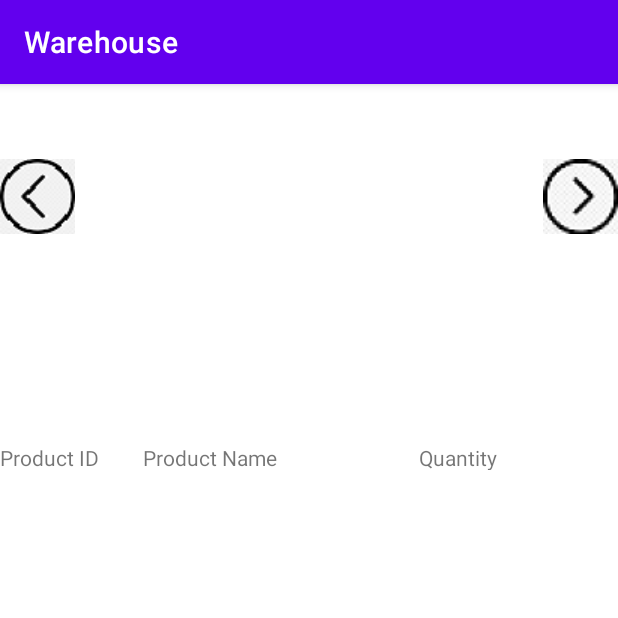
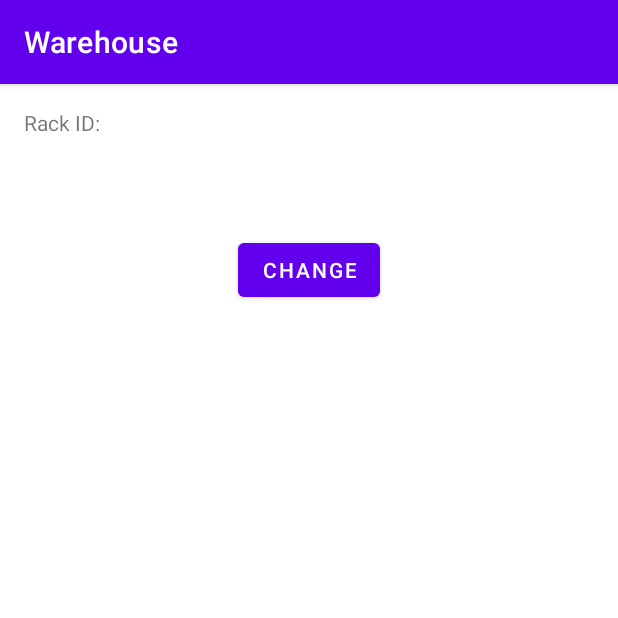
Before and after one commit to MingYeu/Mobile-Assignment, an Android app: the InventoryReport screen opened directly, with no data from a screen before it, on a phone screen of 412 x 824 dp, the top half of it. Run offline under Robolectric (Android 15) with nearby library versions, the phone set to English and light mode, and no system bars; our stand-ins replace Firebase (no records; nobody signed in at launch, a user with empty details on screens opened directly); libraries missing offline, so code that uses them is left out: com.google.zxing.integration; 1 statement that could not run was skipped.

Commit message:
add recycle view

```diff
--- a/app/src/main/java/com/example/warehouse/HistoryReport.kt
+++ b/app/src/main/java/com/example/warehouse/HistoryReport.kt
@@ -115,13 +115,13 @@ class HistoryReport() : AppCompatActivity(){
                 }
                 val tvDateData: TextView = findViewById(R.id.tvDateData)
                 tvDateData.setText(sbDate)
-                val tvProductIdHisData: TextView = findViewById(R.id.tvProductIdHisData)
+                val tvProductIdHisData: TextView = findViewById(R.id.tvProdId)
                 tvProductIdHisData.setText(sbId)
-                val tvProductNameHisData: TextView = findViewById(R.id.tvProductNameHisData)
+                val tvProductNameHisData: TextView = findViewById(R.id.tvProdName)
                 tvProductNameHisData.setText(sbName)
                 val tvActionData: TextView = findViewById(R.id.tvActionData)
                 tvActionData.setText(sbAction)
-                val tvHisQtyData: TextView = findViewById(R.id.tvHisQtyData)
+                val tvHisQtyData: TextView = findViewById(R.id.tvProdQty)
                 tvHisQtyData.setText(sbQty)
 
 
--- /dev/null
+++ b/app/src/main/java/com/example/warehouse/InvFragmentAdapter.kt
@@ -0,0 +1,20 @@
+package com.example.warehouse
+
+import android.os.Bundle
+import androidx.appcompat.app.AppCompatActivity
+import androidx.fragment.app.Fragment
+import androidx.fragment.app.FragmentManager
+import androidx.lifecycle.Lifecycle
+import androidx.viewpager2.adapter.FragmentStateAdapter
+import androidx.viewpager2.widget.ViewPager2
+
+class InvFragmentAdapter (fragmentManager: FragmentManager, lifecycle: Lifecycle, val rack:String):
+    FragmentStateAdapter(fragmentManager,lifecycle) {
+    override fun getItemCount(): Int {
+        return 1
+    }
+
+    override fun createFragment(position: Int): Fragment {
+        return InventoryFragment(rack)
+    }
+}
--- /dev/null
+++ b/app/src/main/java/com/example/warehouse/Inventory.kt
@@ -0,0 +1,4 @@
+package com.example.warehouse
+
+class Inventory(val StockId: String, val name:String, val quantity:String) {
+}
--- /dev/null
+++ b/app/src/main/java/com/example/warehouse/InventoryFragment.kt
@@ -0,0 +1,84 @@
+package com.example.warehouse
+
+import android.graphics.BitmapFactory
+import android.os.Bundle
+import android.util.Base64
+import androidx.fragment.app.Fragment
+import android.view.LayoutInflater
+import android.view.View
+import android.view.ViewGroup
+import android.widget.Toast
+import androidx.recyclerview.widget.LinearLayoutManager
+import androidx.recyclerview.widget.RecyclerView
+import com.google.firebase.database.DataSnapshot
+import com.google.firebase.database.DatabaseError
+import com.google.firebase.database.FirebaseDatabase
+import com.google.firebase.database.ValueEventListener
+
+// TODO: Rename parameter arguments, choose names that match
+// the fragment initialization parameters, e.g. ARG_ITEM_NUMBER
+private const val ARG_PARAM1 = "param1"
+private const val ARG_PARAM2 = "param2"
+
+/**
+ * A simple [Fragment] subclass.
+ * Use the [InventoryFragment.newInstance] factory method to
+ * create an instance of this fragment.
+ */
+class InventoryFragment(val rack:String) : Fragment() {
+    private var layoutManager: RecyclerView.LayoutManager? = null
+    private var adapter: RecyclerView.Adapter<InventoryAdapter.ViewHolder>? = null
+
+    override fun onCreateView(inflater: LayoutInflater, container: ViewGroup?,
+                              savedInstanceState: Bundle?): View? {
+        // Inflate the layout for this fragment
+        return inflater.inflate(R.layout.fragment_inventory, container, false)
+    }
+
+    override fun onViewCreated(view: View, savedInstanceState: Bundle?) {
+        super.onViewCreated(view, savedInstanceState)
+
+        // postToList()
+        //val rvMap: RecyclerView = view.findViewById(R.id.rv_map)
+
+
+        var items = ArrayList<Inventory>()
+        val database = FirebaseDatabase.getInstance()
+        val myRef = database.getReference("Stock")
+        val InvList: RecyclerView = view.findViewById(R.id.InvList)
+
+        var prodName:String="Name"
+        var prodQuantity:String="Qty"
+        var prodID :String="Id"
+
+        var getData = object : ValueEventListener {
+            override fun onDataChange(snapshot: DataSnapshot) {
+                for (c in snapshot.children) {
+                    if (c.child("rack").getValue().toString().equals(rack)) {
+                        prodName = c.child("name").getValue().toString()
+                        prodQuantity = c.child("quantity").getValue().toString()
+                        prodID = c.child("stockId").getValue().toString()
+
+
+                    }
+                    items.add(Inventory(prodID, prodName, prodQuantity))
+
+                }
+                InvList.adapter = InventoryAdapter(items, this@InventoryFragment.requireContext())
+                InvList.layoutManager = LinearLayoutManager(activity)
+                InvList.setHasFixedSize(true)
+
+            }
+
+            override fun onCancelled(error: DatabaseError) {
+                Toast.makeText(
+                    activity,
+                    "An error has occurred",
+                    Toast.LENGTH_SHORT
+                ).show()
+            }
+
+        }
+        myRef.addValueEventListener(getData)
+    }
+}
--- a/app/src/main/java/com/example/warehouse/InventoryReport.kt
+++ b/app/src/main/java/com/example/warehouse/InventoryReport.kt
@@ -3,12 +3,15 @@ package com.example.warehouse
 import android.content.Intent
 import androidx.appcompat.app.AppCompatActivity
 import android.os.Bundle
+import android.widget.Button
 import android.widget.ImageButton
 import android.widget.TextView
+import androidx.viewpager2.widget.ViewPager2
 import com.google.firebase.database.DataSnapshot
 import com.google.firebase.database.DatabaseError
 import com.google.firebase.database.FirebaseDatabase
 import com.google.firebase.database.ValueEventListener
+import com.google.zxing.integration.android.IntentIntegrator
 
 class InventoryReport : AppCompatActivity() {
     lateinit var totalQuantity: String
@@ -23,6 +26,11 @@ class InventoryReport : AppCompatActivity() {
         val tvRackId: TextView = findViewById(R.id.tvRackId)
         tvRackId.setText(rack)
 
+        val changeRack = findViewById<Button>(R.id.btnRack)
+        changeRack.setOnClickListener(){
+            val intent = Intent(this, RackInReport::class.java)
+            startActivity(intent)
+        }
 
         var getData = object : ValueEventListener {
             override fun onCancelled(p0: DatabaseError) {
@@ -40,6 +48,8 @@ class InventoryReport : AppCompatActivity() {
         }
 
 
+
+/*
         var getStockData = object : ValueEventListener {
             override fun onCancelled(p0: DatabaseError) {
 
@@ -75,12 +85,16 @@ class InventoryReport : AppCompatActivity() {
 
 
         }
+*/
 
 
         refInventory.addValueEventListener(getData)
         refInventory.addListenerForSingleValueEvent(getData)
-        refStock.addValueEventListener(getStockData)
-        refStock.addListenerForSingleValueEvent(getStockData)
+//        refStock.addValueEventListener(getStockData)
+//        refStock.addListenerForSingleValueEvent(getStockData)
+        val viewpager2 = findViewById<ViewPager2>(R.id.vpInventory)
+        val adapter = InvFragmentAdapter (supportFragmentManager,lifecycle,rack)
 
+        viewpager2.adapter=adapter
     }
 }
--- a/app/src/main/java/com/example/warehouse/Search.kt
+++ b/app/src/main/java/com/example/warehouse/Search.kt
@@ -6,6 +6,7 @@ import android.os.Bundle
 import android.widget.Button
 import android.widget.ImageButton
 import androidx.appcompat.app.AppCompatActivity
+import androidx.fragment.app.Fragment
 import java.util.*
 
 class Search : AppCompatActivity(){
@@ -26,6 +27,11 @@ class Search : AppCompatActivity(){
             startActivity(intent)
         }
 
+        val btn_search_all = findViewById<ImageButton>(R.id.btn_search_all)
+        btn_search_all.setOnClickListener(){
+            val intent = Intent(this, SearchAll::class.java)
+            startActivity(intent)
 
+        }
     }
 }
--- a/app/src/main/res/layout/activity_history_report.xml
+++ b/app/src/main/res/layout/activity_history_report.xml
@@ -69,13 +69,13 @@
             android:textAlignment="textStart" />
 
         <TextView
-            android:id="@+id/tvProductIdHisData"
+            android:id="@+id/tvProdId"
             android:layout_width="76dp"
             android:layout_height="match_parent"
             android:textAlignment="textStart" />
 
         <TextView
-            android:id="@+id/tvProductNameHisData"
+            android:id="@+id/tvProdName"
             android:layout_width="95dp"
             android:layout_height="match_parent"
             android:textAlignment="textStart" />
@@ -87,7 +87,7 @@
             android:textAlignment="textStart" />
 
         <TextView
-            android:id="@+id/tvHisQtyData"
+            android:id="@+id/tvProdQty"
             android:layout_width="86dp"
             android:layout_height="match_parent"
             android:textAlignment="textStart" />
--- a/app/src/main/res/layout/activity_inventory_report.xml
+++ b/app/src/main/res/layout/activity_inventory_report.xml
@@ -9,45 +9,8 @@
     tools:context=".InventoryReport"
     >
 
-    <ImageButton
-        android:id="@+id/imgBtnLeft"
-        android:layout_width="50dp"
-        android:layout_height="50dp"
-        android:contentDescription="@string/imgleft"
-        android:src="@drawable/left_arrow"
-        app:layout_constraintStart_toStartOf="parent"
-        app:layout_constraintTop_toTopOf="@+id/tvRackId" />
 
-    <ImageButton
-        android:id="@+id/imgBtnRight"
-        android:layout_width="50dp"
-        android:layout_height="50dp"
-        android:contentDescription="@string/imgright"
-        android:src="@drawable/right_arrow"
-        app:layout_constraintEnd_toEndOf="parent"
-        app:layout_constraintTop_toTopOf="@+id/tvRackId" />
-
-    <TextView
-        android:id="@+id/tvRackId"
-        android:layout_width="wrap_content"
-        android:layout_height="wrap_content"
-        android:textSize="36sp"
-        app:layout_constraintBottom_toTopOf="@+id/tvTotalQty"
-        app:layout_constraintEnd_toEndOf="parent"
-        app:layout_constraintStart_toStartOf="parent"
-        app:layout_constraintTop_toBottomOf="@+id/tableLayout" />
-
-
-    <TextView
-        android:id="@+id/tvTotalQty"
-        android:layout_width="wrap_content"
-        android:layout_height="wrap_content"
-        android:layout_marginTop="148dp"
-        app:layout_constraintEnd_toEndOf="parent"
-        app:layout_constraintHorizontal_bias="0.046"
-        app:layout_constraintStart_toStartOf="parent"
-        app:layout_constraintTop_toBottomOf="@+id/tableLayout" />
-
+    <!--
     <TableLayout
         android:id="@+id/tableLayout"
         android:layout_width="match_parent"
@@ -65,7 +28,7 @@
     <TableRow
         android:id="@+id/tableRow"
         android:layout_width="match_parent"
-        android:layout_height="18dp"
+        android:layout_height="wrap_content"
         android:layout_marginTop="72dp"
         app:layout_constraintEnd_toEndOf="parent"
         app:layout_constraintStart_toStartOf="parent"
@@ -73,25 +36,28 @@
 
         <TextView
             android:id="@+id/tvProductId"
-            android:layout_width="95dp"
-            android:layout_height="30dp"
+            android:layout_width="115dp"
+            android:layout_height="match_parent"
             android:text="@string/product_id"
+            android:textSize="18sp"
             tools:layout_editor_absoluteX="181dp"
             tools:layout_editor_absoluteY="106dp" />
 
         <TextView
             android:id="@+id/tvProductName"
-            android:layout_width="184dp"
+            android:layout_width="170dp"
             android:layout_height="match_parent"
             android:text="@string/product_name"
+            android:textSize="18sp"
             tools:layout_editor_absoluteX="181dp"
             tools:layout_editor_absoluteY="106dp" />
 
         <TextView
             android:id="@+id/tvInvQty"
             android:layout_width="130dp"
-            android:layout_height="match_parent"
+            android:layout_height="wrap_content"
             android:text="@string/quantity"
+            android:textSize="18sp"
             tools:layout_editor_absoluteX="181dp"
             tools:layout_editor_absoluteY="106dp" />
 
@@ -100,24 +66,26 @@
     <TableRow
         android:id="@+id/tableRow2"
         android:layout_width="match_parent"
-        android:layout_height="54dp"
+        android:layout_height="wrap_content"
         app:layout_constraintEnd_toEndOf="parent"
         app:layout_constraintStart_toStartOf="parent"
         app:layout_constraintTop_toBottomOf="@id/tableRow">
 
         <TextView
             android:id="@+id/tvProductIdData"
-            android:layout_width="98dp"
-            android:layout_height="wrap_content"
+            android:layout_width="115dp"
+            android:layout_height="match_parent"
             android:textAlignment="textStart"
+            android:textSize="18sp"
             tools:layout_editor_absoluteX="61dp"
             tools:layout_editor_absoluteY="316dp" />
 
         <TextView
             android:id="@+id/tvProductNameData"
-            android:layout_width="185dp"
-            android:layout_height="wrap_content"
+            android:layout_width="172dp"
+            android:layout_height="match_parent"
             android:textAlignment="textStart"
+            android:textSize="18sp"
             tools:layout_editor_absoluteX="155dp"
             tools:layout_editor_absoluteY="308dp" />
 
@@ -126,9 +94,61 @@
             android:layout_width="130dp"
             android:layout_height="wrap_content"
             android:textAlignment="textStart"
+            android:textSize="18sp"
             tools:layout_editor_absoluteX="305dp"
             tools:layout_editor_absoluteY="324dp" />
 
     </TableRow>
+-->
+
+    <TextView
+        android:id="@+id/tvRackId"
+        android:layout_width="wrap_content"
+        android:layout_height="wrap_content"
+        android:layout_marginTop="8dp"
+        android:textSize="36sp"
+        app:layout_constraintEnd_toEndOf="parent"
+        app:layout_constraintHorizontal_bias="0.498"
+        app:layout_constraintStart_toStartOf="parent"
+        app:layout_constraintTop_toBottomOf="@+id/tvRack" />
+
+    <TextView
+        android:id="@+id/tvTotalQty"
+        android:layout_width="wrap_content"
+        android:layout_height="0dp"
+        android:layout_marginStart="16dp"
+        android:layout_marginTop="16dp"
+        app:layout_constraintStart_toStartOf="parent"
+        app:layout_constraintTop_toBottomOf="@+id/btnRack" />
+
+    <Button
+        android:id="@+id/btnRack"
+        android:layout_width="wrap_content"
+        android:layout_height="wrap_content"
+        android:layout_marginTop="8dp"
+        android:text="@string/change"
+        app:layout_constraintEnd_toEndOf="parent"
+        app:layout_constraintStart_toStartOf="parent"
+        app:layout_constraintTop_toBottomOf="@+id/tvRackId" />
+
+    <TextView
+        android:id="@+id/tvRack"
+        android:layout_width="wrap_content"
+        android:layout_height="wrap_content"
+        android:layout_marginStart="16dp"
+        android:layout_marginTop="16dp"
+        android:text="Rack ID:"
+        app:layout_constraintStart_toStartOf="parent"
+        app:layout_constraintTop_toTopOf="parent" />
+
+    <androidx.viewpager2.widget.ViewPager2
+        android:id="@+id/vpInventory"
+        android:layout_width="match_parent"
+        android:layout_height="match_parent"
+        android:layout_marginTop="244dp"
+        app:layout_constraintEnd_toEndOf="parent"
+        app:layout_constraintHorizontal_bias="1.0"
+        app:layout_constraintStart_toStartOf="parent"
+        app:layout_constraintTop_toBottomOf="@+id/tvTotalQty" />
 
 </androidx.constraintlayout.widget.ConstraintLayout>
--- /dev/null
+++ b/app/src/main/res/layout/fragment_inventory.xml
@@ -0,0 +1,23 @@
+<?xml version="1.0" encoding="utf-8"?>
+<FrameLayout xmlns:android="http://schemas.android.com/apk/res/android"
+    xmlns:app="http://schemas.android.com/apk/res-auto"
+    xmlns:tools="http://schemas.android.com/tools"
+    android:layout_width="match_parent"
+    android:layout_height="match_parent"
+    tools:context=".InventoryFragment">
+
+    <androidx.constraintlayout.widget.ConstraintLayout
+        android:layout_width="match_parent"
+        android:layout_height="match_parent">
+
+        <androidx.recyclerview.widget.RecyclerView
+            android:id="@+id/InvList"
+            android:layout_width="match_parent"
+            android:layout_height="match_parent"
+            app:layout_constraintBottom_toBottomOf="parent"
+            app:layout_constraintEnd_toEndOf="parent"
+            app:layout_constraintStart_toStartOf="parent"
+            app:layout_constraintTop_toTopOf="parent" />
+    </androidx.constraintlayout.widget.ConstraintLayout>
+
+</FrameLayout>
--- a/app/src/main/res/values/strings.xml
+++ b/app/src/main/res/values/strings.xml
@@ -76,4 +76,6 @@
     <string name="rack_id">Rack Id</string>
     <string name="price">RM %s</string>
     <string name="change_date">change_date</string>
+    <string name="product_logo">product logo</string>
+    <string name="change">Change</string>
 </resources>
```
Also changed, not shown: app/src/main/AndroidManifest.xml (+15 -3 lines), app/src/main/java/com/example/warehouse/InventoryAdapter.kt (added, +40 -0 lines), app/src/main/java/com/example/warehouse/ProdFragementAdapter.kt (added, +17 -0 lines), app/src/main/java/com/example/warehouse/SearchAll.kt (added, +16 -0 lines), app/src/main/java/com/example/warehouse/SearchAllAdapter.kt (added, +52 -0 lines), app/src/main/java/com/example/warehouse/SearchAllProduct.kt (added, +88 -0 lines), app/src/main/res/layout/activity_search_all.xml (added, +17 -0 lines), app/src/main/res/layout/fragment_search_all_product.xml (added, +26 -0 lines), app/src/main/res/layout/inventory_list.xml (added, +53 -0 lines), app/src/main/res/layout/list_item_product.xml (added, +77 -0 lines).
